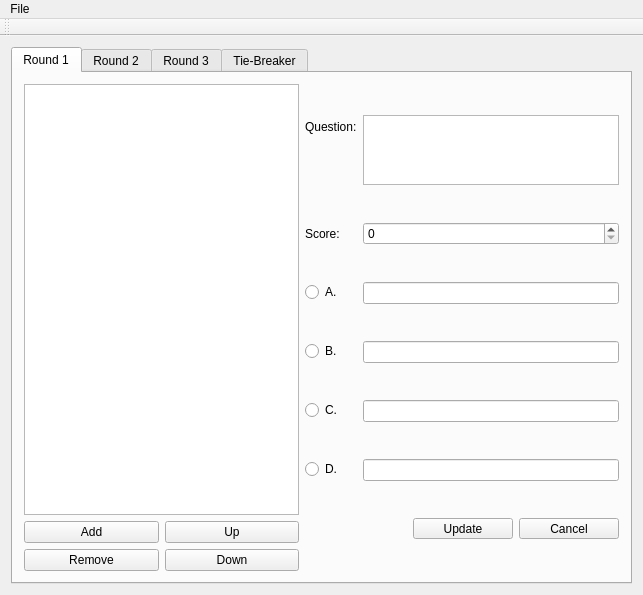
Above: src/question_editor/question_editor.ui from trigger-happy/Cerberus before the change. Below: the same form after it.
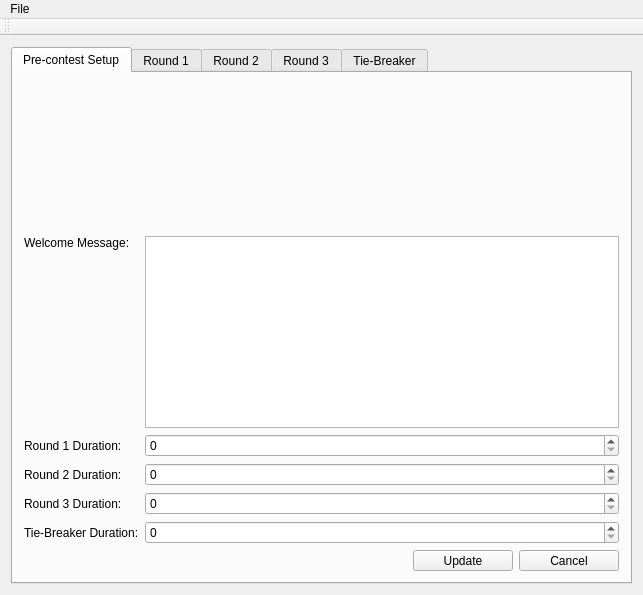
That is the form after the change.

What changed in the file:
```diff
--- a/src/question_editor/question_editor.ui
+++ b/src/question_editor/question_editor.ui
@@ -20,6 +20,138 @@
       <property name="currentIndex">
        <number>0</number>
       </property>
+      <widget class="QWidget" name="tab">
+       <attribute name="title">
+        <string>Pre-contest Setup</string>
+       </attribute>
+       <layout class="QFormLayout" name="formLayout_5">
+        <item row="1" column="0">
+         <widget class="QLabel" name="label_11">
+          <property name="text">
+           <string>Welcome Message:</string>
+          </property>
+          <property name="alignment">
+           <set>Qt::AlignLeading|Qt::AlignLeft|Qt::AlignTop</set>
+          </property>
+         </widget>
+        </item>
+        <item row="1" column="1">
+         <widget class="QPlainTextEdit" name="plainTextEdit_5"/>
+        </item>
+        <item row="6" column="1">
+         <layout class="QHBoxLayout" name="horizontalLayout">
+          <item>
+           <spacer name="horizontalSpacer_5">
+            <property name="orientation">
+             <enum>Qt::Horizontal</enum>
+            </property>
+            <property name="sizeHint" stdset="0">
+             <size>
+              <width>40</width>
+              <height>20</height>
+             </size>
+            </property>
+           </spacer>
+          </item>
+          <item>
+           <widget class="QToolButton" name="toolButton_9">
+            <property name="minimumSize">
+             <size>
+              <width>100</width>
+              <height>0</height>
+             </size>
+            </property>
+            <property name="text">
+             <string>Update</string>
+            </property>
+           </widget>
+          </item>
+          <item>
+           <widget class="QToolButton" name="toolButton_10">
+            <property name="minimumSize">
+             <size>
+              <width>100</width>
+              <height>0</height>
+             </size>
+            </property>
+            <property name="text">
+             <string>Cancel</string>
+            </property>
+           </widget>
+          </item>
+         </layout>
+        </item>
+        <item row="0" column="1">
+         <spacer name="verticalSpacer">
+          <property name="orientation">
+           <enum>Qt::Vertical</enum>
+          </property>
+          <property name="sizeHint" stdset="0">
+           <size>
+            <width>20</width>
+            <height>40</height>
+           </size>
+          </property>
+         </spacer>
+        </item>
+        <item row="2" column="1">
+         <widget class="QSpinBox" name="spinBox_7">
+          <property name="maximum">
+           <number>3600</number>
+          </property>
+         </widget>
+        </item>
+        <item row="3" column="1">
+         <widget class="QSpinBox" name="spinBox_8">
+          <property name="maximum">
+           <number>3600</number>
+          </property>
+         </widget>
+        </item>
+        <item row="4" column="1">
+         <widget class="QSpinBox" name="spinBox_9">
+          <property name="maximum">
+           <number>3600</number>
+          </property>
+         </widget>
+        </item>
+        <item row="5" column="1">
+         <widget class="QSpinBox" name="spinBox_10">
+          <property name="maximum">
+           <number>3600</number>
+          </property>
+         </widget>
+        </item>
+        <item row="2" column="0">
+         <widget class="QLabel" name="label_12">
+          <property name="text">
+           <string>Round 1 Duration:</string>
+          </property>
+         </widget>
+        </item>
+        <item row="3" column="0">
+         <widget class="QLabel" name="label_13">
+          <property name="text">
+           <string>Round 2 Duration:</string>
+          </property>
+         </widget>
+        </item>
+        <item row="4" column="0">
+         <widget class="QLabel" name="label_14">
+          <property name="text">
+           <string>Round 3 Duration:</string>
+          </property>
+         </widget>
+        </item>
+        <item row="5" column="0">
+         <widget class="QLabel" name="label_15">
+          <property name="text">
+           <string>Tie-Breaker Duration:</string>
+          </property>
+         </widget>
+        </item>
+       </layout>
+      </widget>
       <widget class="QWidget" name="firstRound">
        <attribute name="title">
         <string>Round 1</string>
```
Left out of the diff: 2 changed lines with no effect on the pictures.
